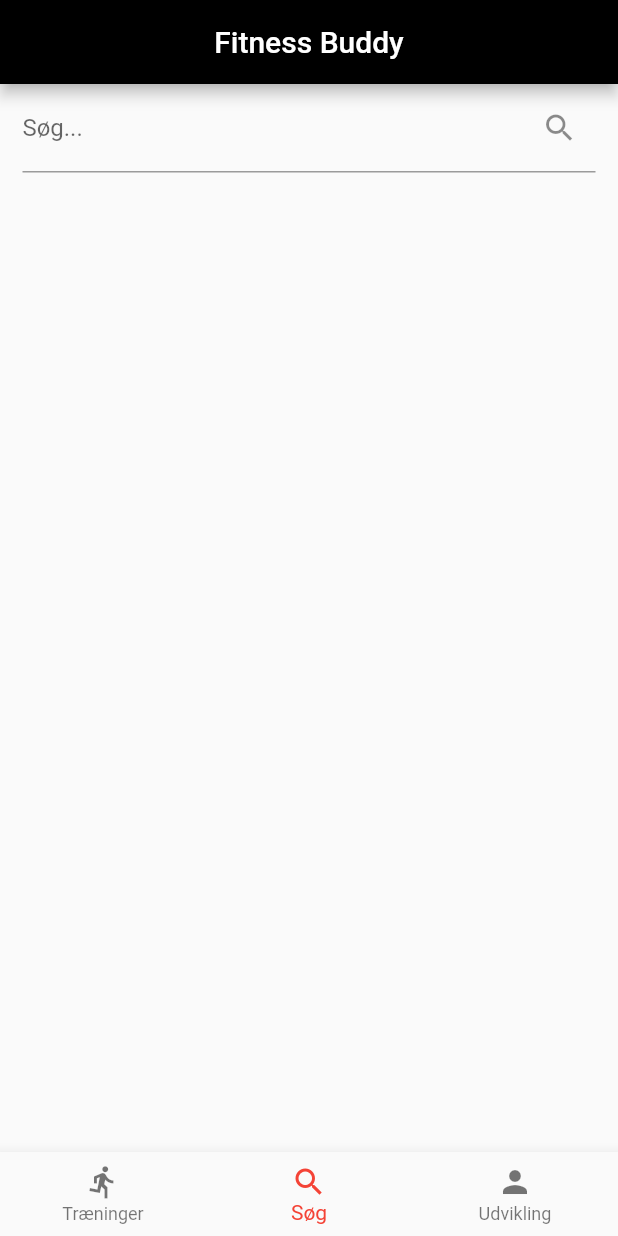
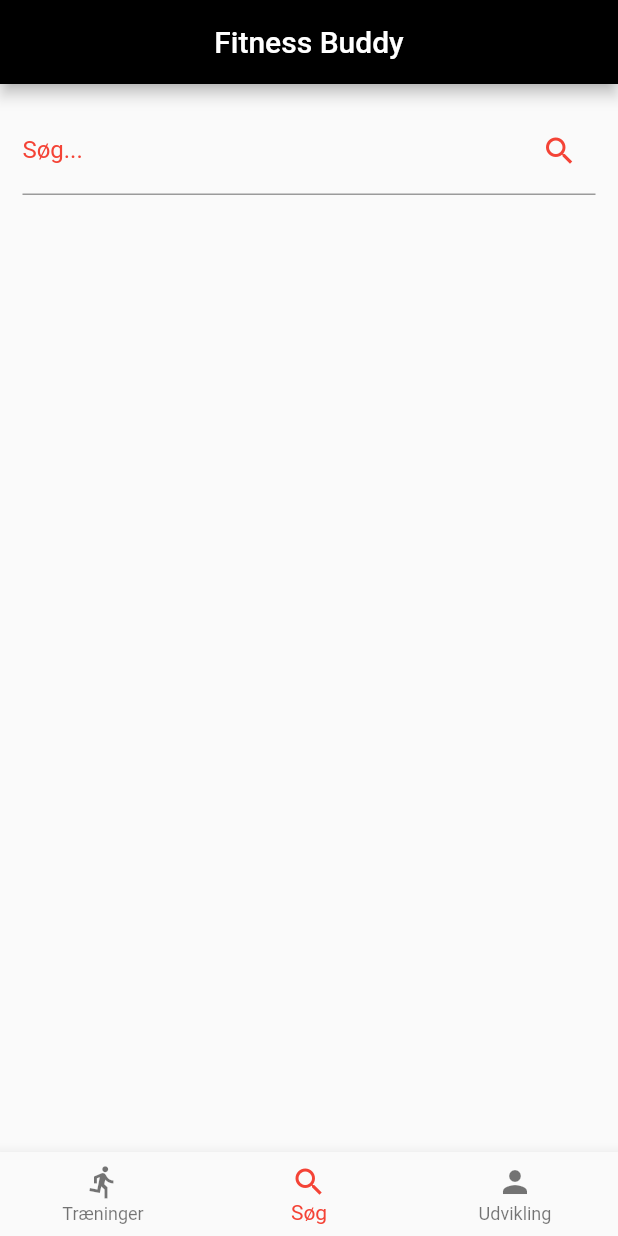
Before and after one commit to JohannesPoulsen/fitness_budy_app, a Flutter app: the screen it shows after launch, item 2 of the bottom bar chosen, on a phone screen of 412 x 824 dp. Run offline on Flutter 3.47's test engine with Material 2 defaults, Android fonts, the phone set to English and light mode, and no system bars.

Commit message:
Update main.dart

```diff
--- a/lib/main.dart
+++ b/lib/main.dart
@@ -104,15 +104,23 @@ class _HomeScreenState extends State<HomeScreen> {
       Column(
         children: [
           Padding(
-            padding: const EdgeInsets.symmetric(horizontal: 15.0),
+            padding: const EdgeInsets.all(15.0),
             child: TextField(
               onChanged: (value) {
                 _onSearch(value);
               },
               decoration: const InputDecoration(
-                labelText: 'Søg...',
-                suffixIcon: Icon(Icons.search),
+                labelText: ('Søg...'),
+                labelStyle: (TextStyle(color: Colors.red)),
+                suffixIcon: Icon(
+                  Icons.search,
+                  color: Colors.red,
+                ),
+                focusedBorder: OutlineInputBorder(
+                  borderSide: BorderSide(color: Colors.red, width: 0.5),
+                ),
               ),
+              cursorColor: Colors.red,
             ),
           ),
         ],
```
